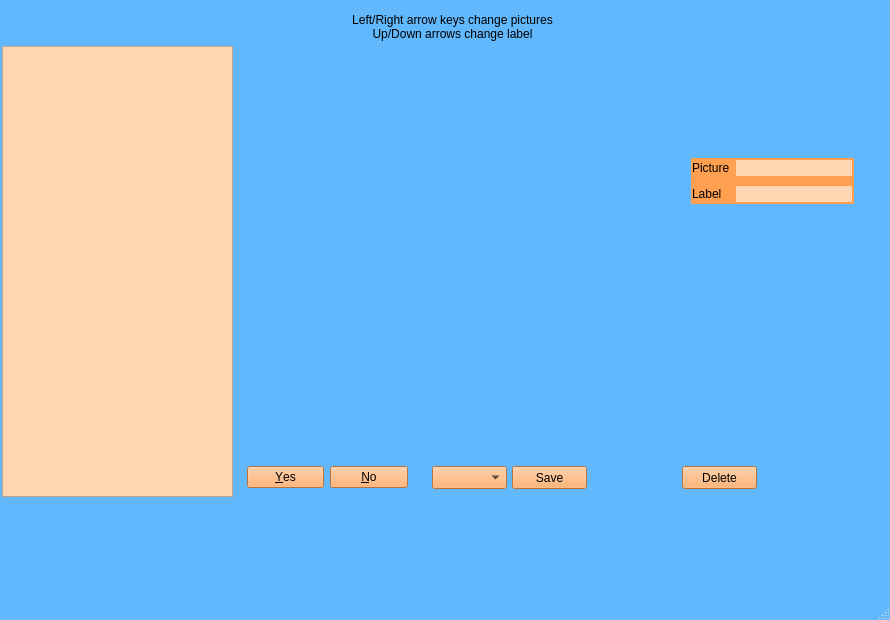
Old version of the form data/ui/mainwindow.ui in the repository ablacklama/FaceLabeler.
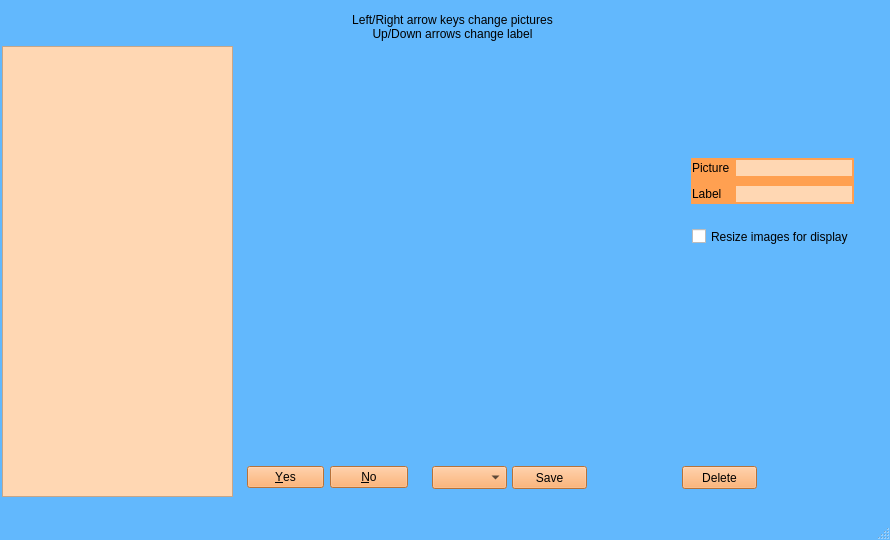
New version of the form.

Commit message: added button to full screen images in editor

Patch:
```diff
--- a/data/ui/mainwindow.ui
+++ b/data/ui/mainwindow.ui
@@ -13,7 +13,7 @@
     <x>0</x>
     <y>0</y>
     <width>890</width>
-    <height>620</height>
+    <height>540</height>
    </rect>
   </property>
   <property name="sizePolicy">
@@ -544,6 +544,19 @@
        <string>Delete</string>
       </property>
      </widget>
+     <widget class="QCheckBox" name="editResizeImageToggle">
+      <property name="geometry">
+       <rect>
+        <x>700</x>
+        <y>230</y>
+        <width>161</width>
+        <height>21</height>
+       </rect>
+      </property>
+      <property name="text">
+       <string>Resize images for display</string>
+      </property>
+     </widget>
      <zorder>labelBackground</zorder>
      <zorder>editPicDisplay</zorder>
      <zorder>editPicNav</zorder>
```
Left out of the diff: 1 changed line with no effect on the pictures. The commit also changes 6 other files.
